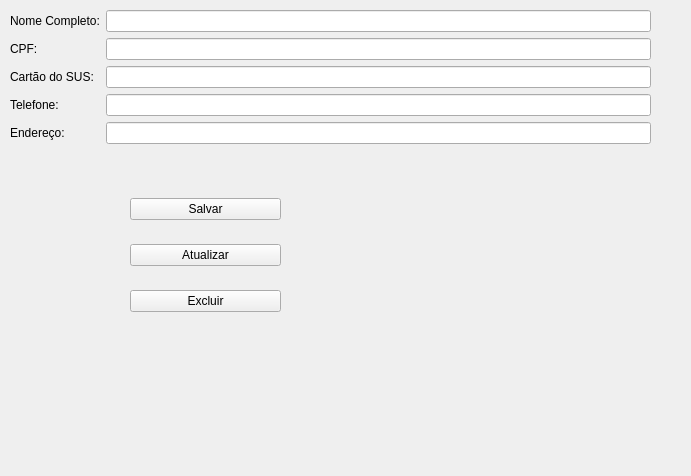
The window that ui/cadastro.ui (willasantos/Projeto-SDMC) describes before a commit, drawn with Qt 5.
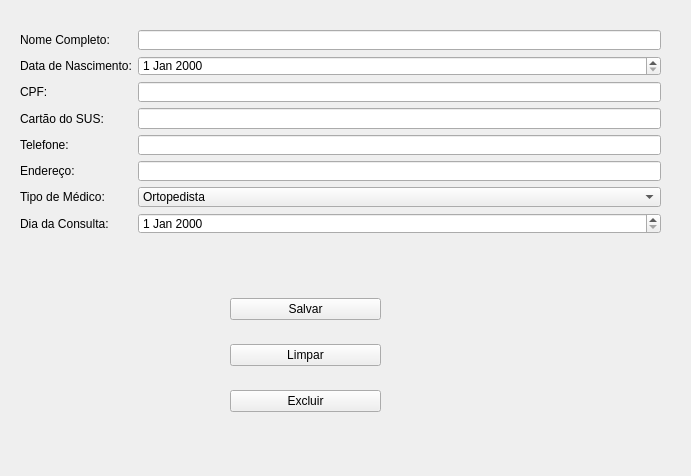
The same window after the commit.

```diff
--- a/ui/cadastro.ui
+++ b/ui/cadastro.ui
@@ -13,16 +13,49 @@
   <property name="windowTitle">
    <string>Cadastro</string>
   </property>
-  <widget class="QWidget" name="formLayoutWidget">
+  <widget class="QWidget" name="verticalLayoutWidget">
    <property name="geometry">
     <rect>
-     <x>10</x>
-     <y>10</y>
+     <x>230</x>
+     <y>280</y>
+     <width>151</width>
+     <height>151</height>
+    </rect>
+   </property>
+   <layout class="QVBoxLayout" name="verticalLayout">
+    <item>
+     <widget class="QPushButton" name="bt_salvar">
+      <property name="text">
+       <string>Salvar</string>
+      </property>
+     </widget>
+    </item>
+    <item>
+     <widget class="QPushButton" name="bt_limpar">
+      <property name="text">
+       <string>Limpar</string>
+      </property>
+     </widget>
+    </item>
+    <item>
+     <widget class="QPushButton" name="bt_excluir">
+      <property name="text">
+       <string>Excluir</string>
+      </property>
+     </widget>
+    </item>
+   </layout>
+  </widget>
+  <widget class="QWidget" name="formLayoutWidget_2">
+   <property name="geometry">
+    <rect>
+     <x>20</x>
+     <y>30</y>
      <width>641</width>
-     <height>141</height>
+     <height>204</height>
     </rect>
    </property>
-   <layout class="QFormLayout" name="formLayout">
+   <layout class="QFormLayout" name="formLayout_2">
     <item row="0" column="0">
      <widget class="QLabel" name="label">
       <property name="text">
@@ -30,6 +63,19 @@
       </property>
      </widget>
     </item>
+    <item row="0" column="1">
+     <widget class="QLineEdit" name="nome_com"/>
+    </item>
+    <item row="2" column="0">
+     <widget class="QLabel" name="label_7">
+      <property name="text">
+       <string>CPF:</string>
+      </property>
+     </widget>
+    </item>
+    <item row="2" column="1">
+     <widget class="QLineEdit" name="cpf"/>
+    </item>
     <item row="3" column="0">
      <widget class="QLabel" name="label_3">
       <property name="text">
@@ -37,6 +83,9 @@
       </property>
      </widget>
     </item>
+    <item row="3" column="1">
+     <widget class="QLineEdit" name="cartao_sus"/>
+    </item>
     <item row="4" column="0">
      <widget class="QLabel" name="label_4">
       <property name="text">
@@ -44,12 +93,8 @@
       </property>
      </widget>
     </item>
-    <item row="2" column="0">
-     <widget class="QLabel" name="label_2">
-      <property name="text">
-       <string>CPF:</string>
-      </property>
-     </widget>
+    <item row="4" column="1">
+     <widget class="QLineEdit" name="telefone"/>
     </item>
     <item row="5" column="0">
      <widget class="QLabel" name="label_5">
@@ -58,54 +103,85 @@
       </property>
      </widget>
     </item>
-    <item row="0" column="1">
-     <widget class="QLineEdit" name="lineEdit"/>
-    </item>
-    <item row="3" column="1">
-     <widget class="QLineEdit" name="lineEdit_2"/>
-    </item>
-    <item row="2" column="1">
-     <widget class="QLineEdit" name="lineEdit_3"/>
-    </item>
-    <item row="4" column="1">
-     <widget class="QLineEdit" name="lineEdit_4"/>
-    </item>
     <item row="5" column="1">
      <widget class="QLineEdit" name="lineEdit_5"/>
     </item>
-   </layout>
-  </widget>
-  <widget class="QWidget" name="verticalLayoutWidget">
-   <property name="geometry">
-    <rect>
-     <x>130</x>
-     <y>180</y>
-     <width>151</width>
-     <height>151</height>
-    </rect>
-   </property>
-   <layout class="QVBoxLayout" name="verticalLayout">
-    <item>
-     <widget class="QPushButton" name="salvar">
+    <item row="6" column="0">
+     <widget class="QLabel" name="label_11">
       <property name="text">
-       <string>Salvar</string>
+       <string>Tipo de Médico:</string>
       </property>
      </widget>
     </item>
-    <item>
-     <widget class="QPushButton" name="atualizar">
+    <item row="6" column="1">
+     <widget class="QComboBox" name="combo_medico">
+      <item>
+       <property name="text">
+        <string>Ortopedista</string>
+       </property>
+      </item>
+      <item>
+       <property name="text">
+        <string>Clinico Geral</string>
+       </property>
+      </item>
+      <item>
+       <property name="text">
+        <string>Fisioterapeuta</string>
+       </property>
+      </item>
+      <item>
+       <property name="text">
+        <string>Oftamologista</string>
+       </property>
+      </item>
+      <item>
+       <property name="text">
+        <string>Nutricionista</string>
+       </property>
+      </item>
+      <item>
+       <property name="text">
+        <string>Geriatra</string>
+       </property>
+      </item>
+      <item>
+       <property name="text">
+        <string>Ginecologista</string>
+       </property>
+      </item>
+      <item>
+       <property name="text">
+        <string>Pediatra</string>
+       </property>
+      </item>
+      <item>
+       <property name="text">
+        <string>Neorologista</string>
+       </property>
+      </item>
+     </widget>
+    </item>
+    <item row="1" column="0">
+     <widget class="QLabel" name="label_12">
       <property name="text">
-       <string>Atualizar</string>
+       <string>Data de Nascimento:</string>
       </property>
      </widget>
     </item>
-    <item>
-     <widget class="QPushButton" name="excluir">
+    <item row="1" column="1">
+     <widget class="QDateEdit" name="dateEdit"/>
+    </item>
+    <item row="7" column="0">
+     <widget class="QLabel" name="label_13">
       <property name="text">
-       <string>Excluir</string>
+       <string>Dia da Consulta:</string>
       </property>
      </widget>
     </item>
+    <item row="7" column="1">
+     <widget class="QDateEdit" name="dateEdit_2"/>
+    </item>
    </layout>
   </widget>
  </widget>
```
Left out of the diff: 10 changed lines with no effect on the pictures.
